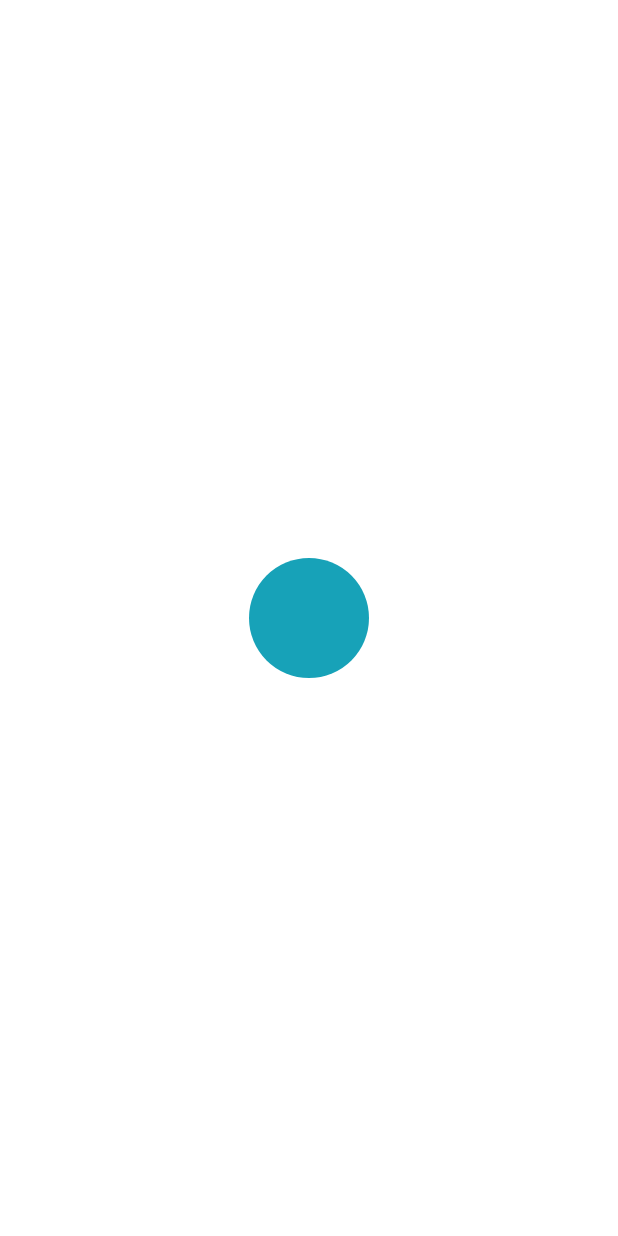
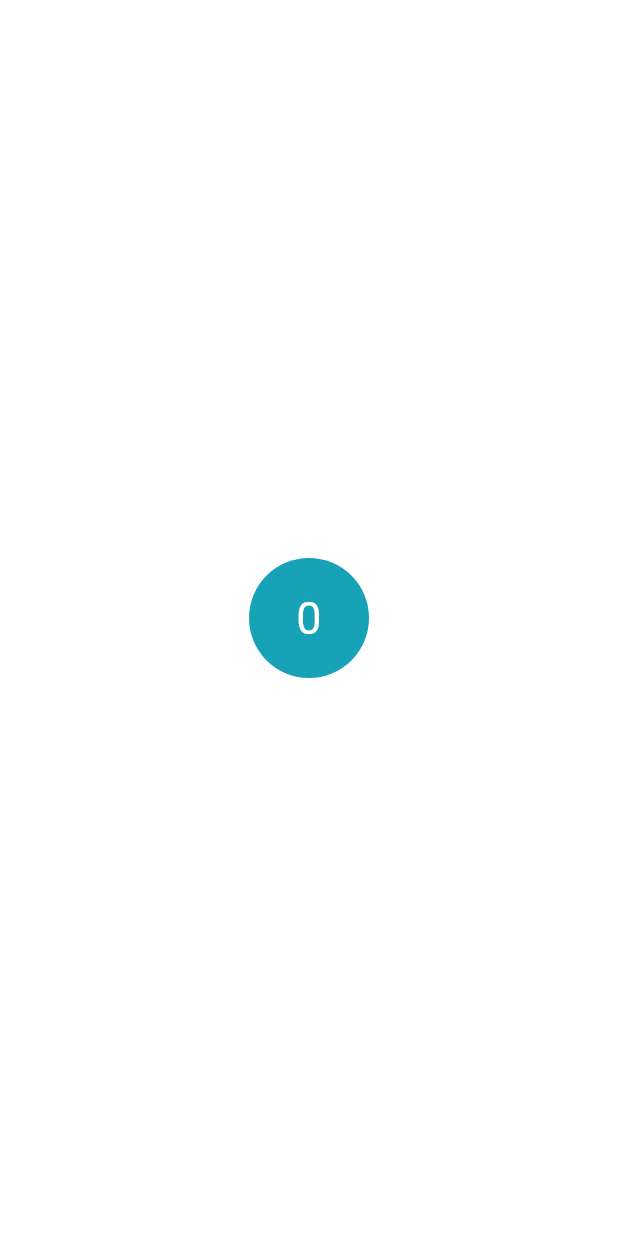
Before and after one commit to Lightbpk/guest_detector_test, a Flutter app: the screen it shows after launch, on a phone screen of 412 x 824 dp. Run offline on Flutter 3.47's test engine with Material 2 defaults, Android fonts, the phone set to English and light mode, and no system bars.

Commit message:
'addcounter'

```diff
--- a/lib/main.dart
+++ b/lib/main.dart
@@ -5,19 +5,31 @@ main() => runApp(
     textDirection: TextDirection.ltr,
     child: Container(
       color: Color(0xFFFFFFFF),
-      child: App(),
+      child: Counter(),
     ),
   ),
 );
 
-class App extends StatelessWidget {
+
+class Counter extends StatefulWidget{
+  @override
+  State<StatefulWidget> createState() => _CounterSate();
+
+}
+
+class _CounterSate extends State<Counter> {
+
+  int counter = 0;
+
   @override
   Widget build(BuildContext context) {
     return Center(
       child: GestureDetector( // используется как обычный виджет
         onTap: () { // одно из свойств GestureDetector
           // Этот метод будет вызван, когда дочерний элемент будет нажат
-          print('You pressed me');
+          setState(() {
+            ++counter;
+          });
         },
         child: Container( // нашей кнопкой будет контейнер
           decoration: BoxDecoration( // стилизуем контейнер
@@ -26,8 +38,14 @@ class App extends StatelessWidget {
           ),
           width: 80.0,
           height: 80.0,
+          child: Center(
+            child: Text('$counter',
+              style: TextStyle(fontSize: 30.0),
+            ),
+          ),
         ),
       ),
     );
   }
+
 }
```
